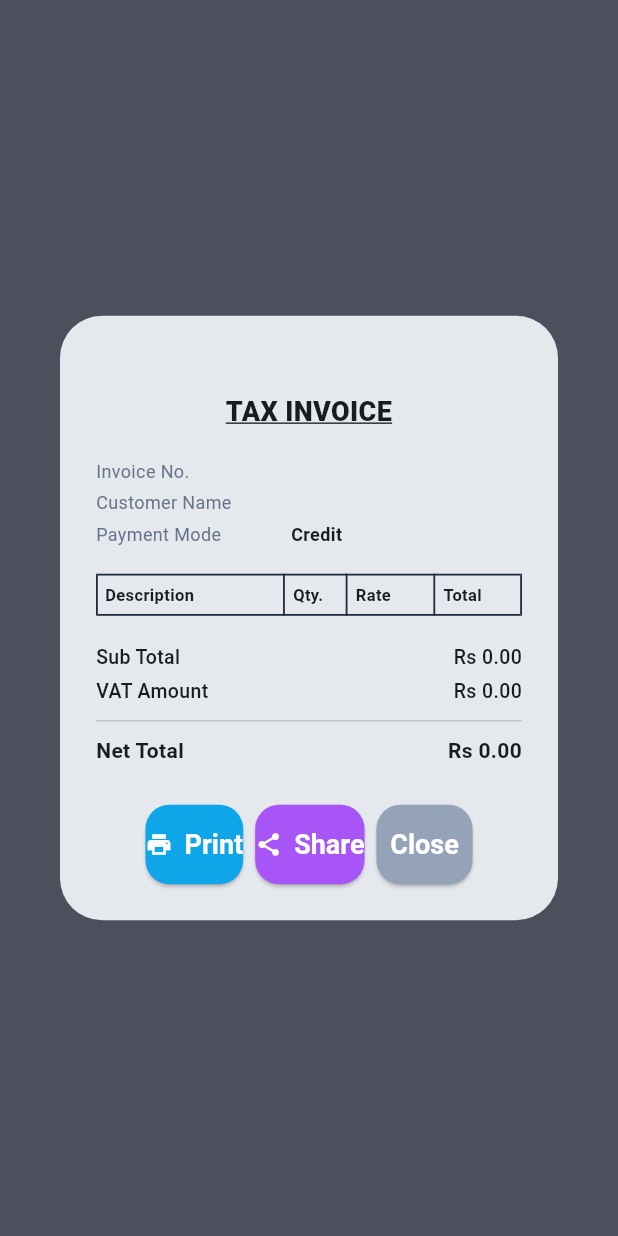
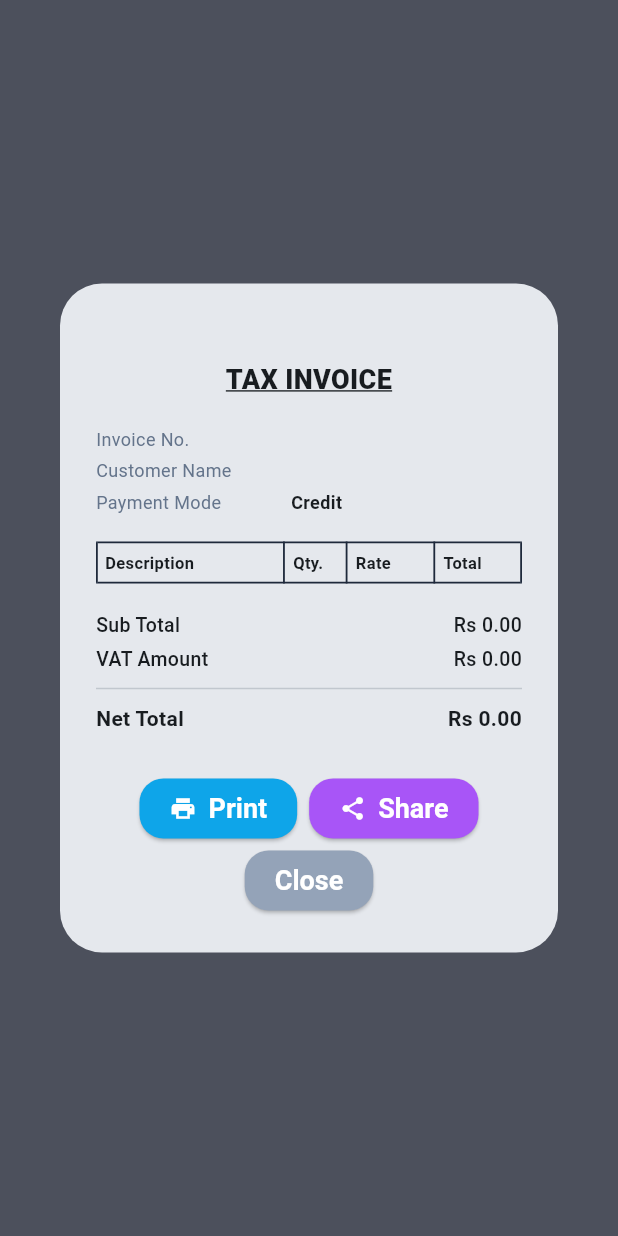
Before and after one commit to rahulchaudhary2002/acc_pos, a Flutter app: what showInvoicePreview() shows on an empty page, opened directly with empty values, on a phone screen of 412 x 824 dp. Run offline on Flutter 3.47's test engine with Material 3 defaults, Android fonts, the phone set to English and light mode, and no system bars; our stand-ins replace dio, equatable, fl_chart, flutter_secure_storage, flutter_tts, shared_preferences; missing offline and left inert: nepali_utils; accounts and stored records are empty; network calls fail.

Commit message:
chore: update action button in pos invoice

```diff
--- a/lib/features/pos/widgets/invoice_preview_dialog.dart
+++ b/lib/features/pos/widgets/invoice_preview_dialog.dart
@@ -81,19 +81,25 @@ Future<void> showInvoicePreview(
                   children: [
                     ElevatedButton.icon(
                       onPressed: () {},
-                      style: AppButtonStyles.filled(AppColors.info),
+                      style: AppButtonStyles.filled(AppColors.info).copyWith(
+                        padding: const WidgetStatePropertyAll(EdgeInsets.symmetric(horizontal: 20)),
+                      ),
                       icon: const Icon(Icons.print, size: 18),
                       label: const Text('Print'),
                     ),
                     ElevatedButton.icon(
                       onPressed: () {},
-                      style: AppButtonStyles.filled(AppColors.share),
+                      style: AppButtonStyles.filled(AppColors.share).copyWith(
+                        padding: const WidgetStatePropertyAll(EdgeInsets.symmetric(horizontal: 20)),
+                      ),
                       icon: const Icon(Icons.share, size: 18),
                       label: const Text('Share'),
                     ),
                     ElevatedButton(
                       onPressed: () => Navigator.of(context).pop(),
-                      style: AppButtonStyles.filled(AppColors.textFaint),
+                      style: AppButtonStyles.filled(AppColors.textFaint).copyWith(
+                        padding: const WidgetStatePropertyAll(EdgeInsets.symmetric(horizontal: 20)),
+                      ),
                       child: const Text('Close'),
                     ),
                   ],
```
